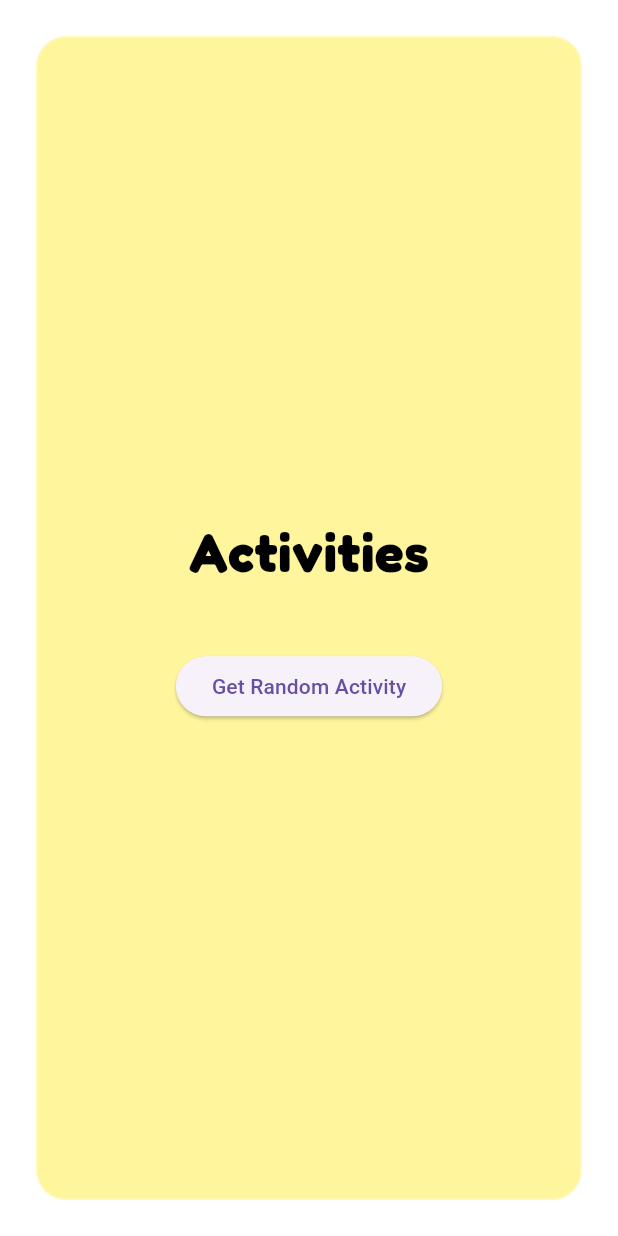
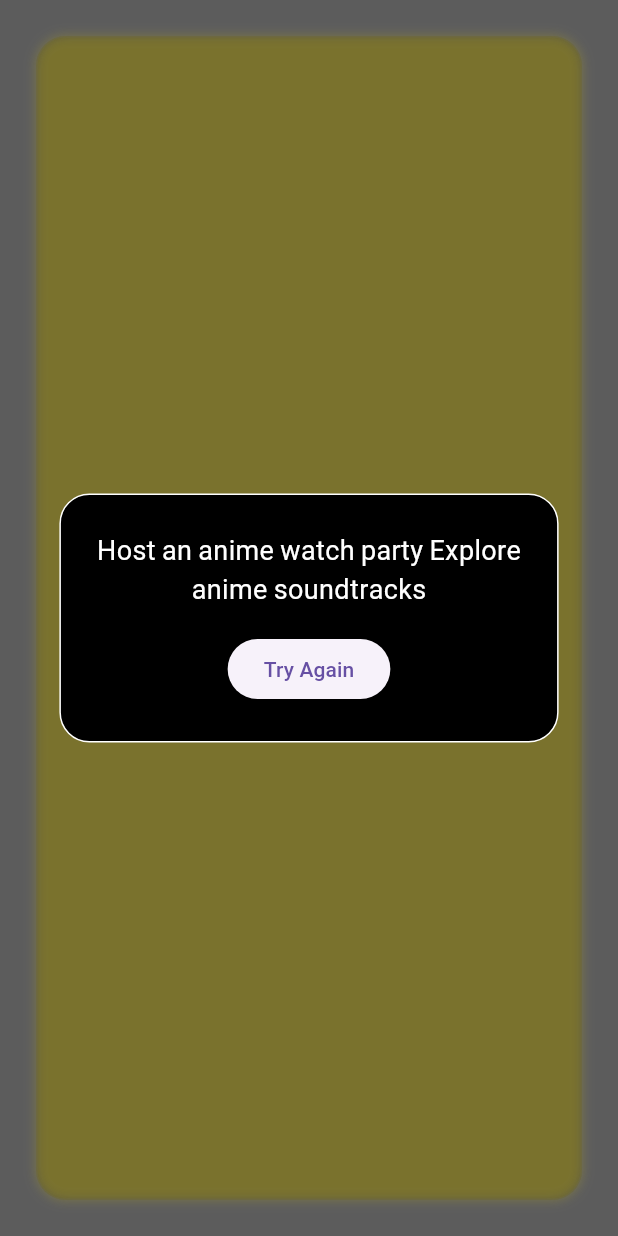
Before and after one commit to amankrmj01/i_m_bored, a Flutter app: the ActivitiesScreen screen opened by its route, after a tap on "Get Random Activity", on a phone screen of 412 x 824 dp. Run offline on Flutter 3.47's test engine with Material 3 defaults, Android fonts, the phone set to English and light mode, and no system bars; our stand-ins replace get.

Commit message:
update: added some ui effect

```diff
--- /dev/null
+++ b/lib/constants/random.activities.dart
@@ -0,0 +1,42 @@
+final List<String> activities = [
+  'Watch anime',
+  'Read manga',
+  'Join an anime club',
+  'Attend an anime convention',
+  'Cosplay as your favorite character',
+  'Create fan art',
+  'Write fan fiction',
+  'Learn Japanese',
+  'Explore anime merchandise',
+  'Discuss anime with friends',
+  'Stream anime online',
+  'Collect anime figures',
+  'Play anime-themed games',
+  'Follow anime news and updates',
+  'Engage in online anime communities',
+  'Create an anime blog or vlog',
+  'Participate in anime challenges',
+  'Host an anime watch party Explore anime soundtracks',
+  'Host an anime watch party Explore anime soundtracks',
+  'Host an anime watch party Explore anime soundtracks',
+  'Host an anime watch party Explore anime soundtracks',
+  'Host an anime watch party Explore anime soundtracks',
+  'Host an anime watch party Explore anime soundtracks',
+  'Host an anime watch party Explore anime soundtracks',
+  'Host an anime watch party Explore anime soundtracks',
+  'Host an anime watch party Explore anime soundtracks',
+  'Host an anime watch party Explore anime soundtracks',
+  'Host an anime watch party Explore anime soundtracks',
+  'Host an anime watch party Explore anime soundtracks',
+  'Host an anime watch party Explore anime soundtracks',
+  'Host an anime watch party Explore anime soundtracks',
+  'Host an anime watch party Explore anime soundtracks',
+  'Host an anime watch party Explore anime soundtracks',
+  'Host an anime watch party Explore anime soundtracks',
+  'Host an anime watch party Explore anime soundtracks',
+  'Host an anime watch party Explore anime soundtracks',
+  'Host an anime watch party Explore anime soundtracks',
+  'Host an anime watch party Explore anime soundtracks',
+  'Host an anime watch party Explore anime soundtracks',
+  'Host an anime watch party Explore anime soundtracks',
+];
--- a/lib/presentation/activities/activities.screen.dart
+++ b/lib/presentation/activities/activities.screen.dart
@@ -1,6 +1,10 @@
 import 'package:flutter/material.dart';
 
 import 'package:get/get.dart';
+import 'package:i_m_bored/constants/random.activities.dart';
+import 'package:i_m_bored/presentation/activities/widget/character.falling.effect.dart';
+import 'package:i_m_bored/presentation/activities/widget/wind.falling.effect.dart';
+import 'package:i_m_bored/utils/k.showGeneralDialog.dart';
 
 import 'controllers/activities.controller.dart';
 
@@ -46,7 +50,14 @@ class ActivitiesScreen extends GetView<ActivitiesController> {
             const SizedBox(height: 20),
             ElevatedButton(
               // onPressed: controller.getRandomActivity,
-              onPressed: () {},
+              onPressed: () {
+                showBlurredGeneralDialog(
+                  context: context,
+                  builder: (context) {
+                    return CharacterFallingEffect();
+                  },
+                );
+              },
               child: const Text('Get Random Activity'),
             ),
           ],
--- /dev/null
+++ b/lib/presentation/activities/widget/character.falling.effect.dart
@@ -0,0 +1,318 @@
+import 'package:flutter/material.dart';
+import 'package:i_m_bored/constants/random.activities.dart';
+
+class CharacterFallingEffect extends StatefulWidget {
+  const CharacterFallingEffect({super.key});
+
+  @override
+  State<CharacterFallingEffect> createState() => _CharacterFallingEffectState();
+}
+
+enum _Phase { idle, falling, rising }
+
+class _CharacterFallingEffectState extends State<CharacterFallingEffect>
+    with TickerProviderStateMixin {
+  late String _activity;
+  late List<String> _chars;
+
+  late List<AnimationController> _fallControllers;
+  late List<Animation<double>> _fallAnimations;
+  late List<AnimationController> _riseControllers;
+  late List<Animation<double>> _riseAnimations;
+  late List<int> _fallDelays;
+  late List<int> _riseDelays;
+
+  _Phase _phase = _Phase.idle;
+  String? _pendingActivity;
+
+  // Smooth height transition support
+  double _containerHeight = 0.0;
+  final _oldTextKey = GlobalKey();
+  final _newTextKey = GlobalKey();
+
+  @override
+  void initState() {
+    super.initState();
+    _setNewActivity();
+    // Waiting for first frame to get initial height
+    WidgetsBinding.instance.addPostFrameCallback(
+      (_) => _updateContainerHeight(),
+    );
+  }
+
+  void _setNewActivity({String? activity}) {
+    final newActivity = activity ?? (activities..shuffle()).first;
+    _activity = newActivity;
+    _chars = _activity.split('');
+    _initControllers(_chars.length);
+    setState(() => _phase = _Phase.idle);
+  }
+
+  void _initControllers(int len) {
+    _fallControllers = List.generate(
+      len,
+      (_) => AnimationController(
+        vsync: this,
+        duration: const Duration(milliseconds: 700),
+      ),
+    );
+    _fallAnimations = _fallControllers
+        .map(
+          (c) => Tween<double>(
+            begin: 0,
+            end: 1,
+          ).animate(CurvedAnimation(parent: c, curve: Curves.easeIn)),
+        )
+        .toList();
+
+    _riseControllers = List.generate(
+      len,
+      (_) => AnimationController(
+        vsync: this,
+        duration: const Duration(milliseconds: 700),
+      ),
+    );
+    _riseAnimations = _riseControllers
+        .map(
+          (c) => Tween<double>(
+            begin: 1,
+            end: 0,
+          ).animate(CurvedAnimation(parent: c, curve: Curves.easeOut)),
+        )
+        .toList();
+
+    _fallDelays = List.generate(len, (_) => _randomDelay());
+    _riseDelays = List.generate(len, (_) => _randomDelay());
+  }
+
+  int _randomDelay() =>
+      (1000 * (0.2 + 0.8 * (UniqueKey().hashCode % 1000) / 1000)).toInt();
+
+  Future<void> _triggerFall() async {
+    setState(() => _phase = _Phase.falling);
+
+    await Future.wait(
+      List.generate(_chars.length, (i) async {
+        await Future.delayed(Duration(milliseconds: _fallDelays[i]));
+        _fallControllers[i].forward();
+      }),
+    );
+
+    await Future.delayed(const Duration(milliseconds: 300));
+
+    _pendingActivity = (activities..shuffle()).first;
+    final newChars = _pendingActivity!.split('');
+    final newLen = newChars.length;
+
+    // Smoothly animate container to new text's size
+    _updateContainerHeight(isNew: true);
+
+    for (final c in _fallControllers) {
+      c.dispose();
+    }
+    for (final c in _riseControllers) {
+      c.dispose();
+    }
+
+    _initControllers(newLen);
+    for (final c in _riseControllers) {
+      c.reset();
+    }
+
+    setState(() {
+      _chars = newChars;
+      _activity = _pendingActivity!;
+      _phase = _Phase.rising;
+    });
+
+    await Future.wait(
+      List.generate(_chars.length, (i) async {
+        await Future.delayed(Duration(milliseconds: _riseDelays[i]));
+        _riseControllers[i].forward();
+      }),
+    );
+
+    await Future.delayed(const Duration(milliseconds: 800));
+
+    for (final c in _fallControllers) {
+      c.reset();
+    }
+    for (final c in _riseControllers) {
+      c.reset();
+    }
+
+    setState(() {
+      _phase = _Phase.idle;
+      // Resize container to final text height
+      _updateContainerHeight();
+    });
+  }
+
+  void _updateContainerHeight({bool isNew = false}) {
+    // Measures height of the currently visible text (or next one if isNew)
+    final context = (isNew ? _newTextKey : _oldTextKey).currentContext;
+    if (context != null && mounted) {
+      final height = context.size?.height ?? 0.0;
+      if ((_containerHeight - height).abs() > 1) {
+        setState(() {
+          _containerHeight = height + 48; // 24 padding top & bottom
+        });
+      }
+    }
+  }
+
+  @override
+  void dispose() {
+    for (final c in _fallControllers) {
+      c.dispose();
+    }
+    for (final c in _riseControllers) {
+      c.dispose();
+    }
+    super.dispose();
+  }
+
+  @override
+  Widget build(BuildContext context) {
+    // Build both old & new text invisibly to measure heights for animation
+    final textWidgets = <Widget>[
+      _ActivityText(
+        key: _oldTextKey,
+        chars: _chars,
+        wordSplit: _activity,
+        phase: _phase,
+        fallAnims: _fallAnimations,
+        riseAnims: _riseAnimations,
+      ),
+      if (_pendingActivity != null && _phase == _Phase.falling)
+        Opacity(
+          key: _newTextKey,
+          opacity: 0,
+          child: _ActivityText(
+            chars: _pendingActivity!.split(''),
+            wordSplit: _pendingActivity!,
+            phase: _Phase.idle,
+            fallAnims: [],
+            riseAnims: [],
+          ),
+        ),
+    ];
+
+    // Use AnimatedContainer for smooth resizing
+    return Material(
+      color: Colors.transparent,
+      child: Padding(
+        padding: const EdgeInsets.all(16),
+        child: AnimatedContainer(
+          duration: const Duration(milliseconds: 500),
+          curve: Curves.easeInOut,
+          constraints: BoxConstraints(
+            minWidth: 250,
+            maxWidth: 350,
+            minHeight: _containerHeight,
+          ),
+          padding: const EdgeInsets.all(24),
+          decoration: BoxDecoration(
+            color: Colors.black,
+            borderRadius: BorderRadius.circular(20),
+            border: Border.all(color: Colors.white, width: 1),
+          ),
+          child: Column(
+            mainAxisSize: MainAxisSize.min,
+            children: [
+              ...textWidgets,
+              const SizedBox(height: 16),
+              ElevatedButton(
+                onPressed: _phase == _Phase.falling || _phase == _Phase.rising
+                    ? null
+                    : _triggerFall,
+                child: const Text('Try Again'),
+              ),
+            ],
+          ),
+        ),
+      ),
+    );
+  }
+}
+
+class _ActivityText extends StatelessWidget {
+  final List<String> chars;
+  final String wordSplit;
+  final _Phase phase;
+  final List<Animation<double>> fallAnims, riseAnims;
+
+  const _ActivityText({
+    super.key,
+    required this.chars,
+    required this.wordSplit,
+    required this.phase,
+    required this.fallAnims,
+    required this.riseAnims,
+  });
+
+  @override
+  Widget build(BuildContext context) {
+    return Wrap(
+      spacing: 4,
+      crossAxisAlignment: WrapCrossAlignment.center,
+      alignment: WrapAlignment.center,
+      children: chars.isEmpty
+          ? [const SizedBox()]
+          : wordSplit.split(' ').map((word) {
+              final start = wordSplit.indexOf(word);
+              final wordChars = List.generate(
+                word.length,
+                (i) => chars[start + i],
+              );
+              return Row(
+                mainAxisSize: MainAxisSize.min,
+                children: List.generate(wordChars.length, (j) {
+                  final i = start + j;
+                  return (fallAnims.isEmpty || riseAnims.isEmpty)
+                      ? Text(
+                          wordChars[j],
+                          style: const TextStyle(
+                            fontSize: 18,
+                            color: Colors.white,
+                          ),
+                        )
+                      : AnimatedBuilder(
+                          animation: Listenable.merge([
+                            fallAnims[i],
+                            riseAnims[i],
+                          ]),
+                          builder: (context, child) {
+                            double fall = fallAnims[i].value;
+                            double rise = riseAnims[i].value;
+                            double offsetY = 0;
+                            double opacity = 1;
+                            if (phase == _Phase.falling) {
+                              offsetY = fall * 60;
+                              opacity = 1 - fall;
+                            } else if (phase == _Phase.rising) {
+                              offsetY = rise * -60;
+                              opacity = 1 - rise;
+                            }
+                            return Transform.translate(
+                              offset: Offset(0, offsetY),
+                              child: Opacity(
+                                opacity: opacity.clamp(0.0, 1.0),
+                                child: child,
+                              ),
+                            );
+                          },
+                          child: Text(
+                            wordChars[j],
+                            style: const TextStyle(
+                              fontSize: 18,
+                              color: Colors.white,
+                            ),
+                          ),
+                        );
+                }),
+              );
+            }).toList(),
+    );
+  }
+}
--- a/lib/presentation/home/controllers/home.controller.dart
+++ b/lib/presentation/home/controllers/home.controller.dart
@@ -41,7 +41,6 @@ class HomeController extends GetxController {
   void _snapToSection() {
     final double screenHeight = Get.context?.size?.height ?? 0;
     if (screenHeight == 0) return;
-    final double offset = scrollController.offset;
     final sectionKeys = [
       mainController.animeKey,
       mainController.activitiesKey,
@@ -59,7 +58,6 @@ class HomeController extends GetxController {
           final pos = box.localToGlobal(Offset.zero);
           final top = pos.dy;
           final bottom = top + box.size.height;
-          // Section is fully visible if top >= 0 and bottom <= screenHeight
           if (top >= 0 && bottom <= screenHeight) {
             currentSection = i;
             break;
--- a/lib/presentation/home/home.desktop.screen.dart
+++ b/lib/presentation/home/home.desktop.screen.dart
@@ -6,6 +6,9 @@ import 'package:i_m_bored/presentation/home/views/header_view.dart';
 import 'package:i_m_bored/presentation/screens.dart';
 
 import '../../widgets/parallax.effect.container.dart';
+
+final dx = 0.0.obs;
+final dy = 0.0.obs;
 
 class HomeDesktopScreen extends GetView<HomeController> {
   const HomeDesktopScreen({super.key});
@@ -30,6 +33,13 @@ class HomeDesktopScreen extends GetView<HomeController> {
                 ),
 
                 ParallaxEffect(
+                  key: controller.mainController.activitiesKey,
+                  backgroundImage: demonSlayerImage,
+                  parallaxFactor: 0.4,
+                  controller: controller.scrollController,
+                  child: ActivitiesScreen(),
+                ),
+                ParallaxEffect(
                   backgroundImage: demonSlayerImage,
                   parallaxFactor: 0.4,
                   controller: controller.scrollController,
@@ -41,13 +51,6 @@ class HomeDesktopScreen extends GetView<HomeController> {
                   parallaxFactor: 0.4,
                   controller: controller.scrollController,
                   child: AnimeScreen(),
-                ),
-                ParallaxEffect(
-                  key: controller.mainController.activitiesKey,
-                  backgroundImage: demonSlayerImage,
-                  parallaxFactor: 0.4,
-                  controller: controller.scrollController,
-                  child: ActivitiesScreen(),
                 ),
                 ParallaxEffect(
                   key: controller.mainController.websitesKey,
@@ -66,6 +69,7 @@ class HomeDesktopScreen extends GetView<HomeController> {
               ],
             ),
           ),
+          // PointerPassthroughCircle(dx: dx, dy: dy),
         ],
       ),
     );
@@ -89,3 +93,47 @@ class CustomContainerContent extends StatelessWidget {
     );
   }
 }
+
+// Extracted widget for pointer-following circle that is pointer and scroll passthrough, but still tracks mouse location
+// class PointerPassthroughCircle extends StatelessWidget {
+//   final RxDouble dx;
+//   final RxDouble dy;
+//   final double size;
+//
+//   const PointerPassthroughCircle({
+//     super.key,
+//     required this.dx,
+//     required this.dy,
+//     this.size = 100,
+//   });
+//
+//   @override
+//   Widget build(BuildContext context) {
+//     return Positioned.fill(
+//       child: MouseRegion(
+//         opaque: false,
+//         onHover: (PointerHoverEvent event) {
+//           dx.value = event.position.dx;
+//           dy.value = event.position.dy;
+//         },
+//         child: IgnorePointer(
+//           ignoring: true,
+//           child: Obx(
+//             () => Positioned(
+//               left: dx.value - size / 2,
+//               top: dy.value - size / 2,
+//               child: Container(
+//                 width: size,
+//                 height: size,
+//                 decoration: BoxDecoration(
+//                   color: Colors.red.withAlpha(150),
+//                   shape: BoxShape.circle,
+//                 ),
+//               ),
+//             ),
+//           ),
+//         ),
+//       ),
+//     );
+//   }
+// }
--- /dev/null
+++ b/lib/utils/k.showGeneralDialog.dart
@@ -0,0 +1,59 @@
+import 'package:flutter/material.dart';
+import 'dart:ui';
+
+typedef DialogBuilder = Widget Function(BuildContext context);
+
+Future<T?> showBlurredGeneralDialog<T>({
+  required BuildContext context,
+  required DialogBuilder builder,
+  String barrierLabel = 'Dialog',
+  Color barrierColor = const Color(0x66000000),
+  double blurSigma = 4,
+  Duration transitionDuration = const Duration(milliseconds: 400),
+  bool barrierDismissible = true,
+}) {
+  return showGeneralDialog<T>(
+    context: context,
+    barrierDismissible: barrierDismissible,
+    barrierLabel: barrierLabel,
+    barrierColor: barrierColor,
+    transitionDuration: transitionDuration,
+    pageBuilder: (context, anim1, anim2) {
+      // Layer 1: BackdropFilter + ModalBarrier for blur
+      return SafeArea(
+        child: Stack(
+          children: [
+            // Blurred background under the dialog
+            BackdropFilter(
+              filter: ImageFilter.blur(sigmaX: blurSigma, sigmaY: blurSigma),
+              child: const SizedBox.expand(),
+            ),
+            // Dismiss handler & dialog
+            Center(
+              child: GestureDetector(
+                behavior: HitTestBehavior.translucent,
+                onTap: () {
+                  if (barrierDismissible) Navigator.of(context).pop();
+                },
+                child: GestureDetector(
+                  behavior: HitTestBehavior.deferToChild,
+                  onTap: () {}, // Prevent tap-through on dialog content
+                  child: builder(context),
+                ),
+              ),
+            ),
+          ],
+        ),
+      );
+    },
+    transitionBuilder: (context, anim1, anim2, child) {
+      final animation = CurvedAnimation(parent: anim1, curve: Curves.easeInOut);
+      return RepaintBoundary(
+        child: FadeTransition(
+          opacity: animation,
+          child: ScaleTransition(scale: animation, child: child),
+        ),
+      );
+    },
+  );
+}
--- a/lib/widgets/parallax.effect.container.dart
+++ b/lib/widgets/parallax.effect.container.dart
@@ -1,3 +1,5 @@
+import 'dart:async';
+
 import 'package:flutter/material.dart';
 
 class ParallaxEffect extends StatefulWidget {
```
